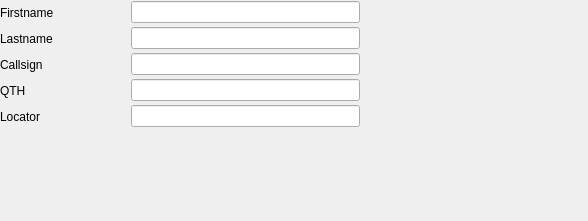
rafael2k/fonias_digital, file qsstv/qsstv/config/operatorconfig.ui: the form before one commit.
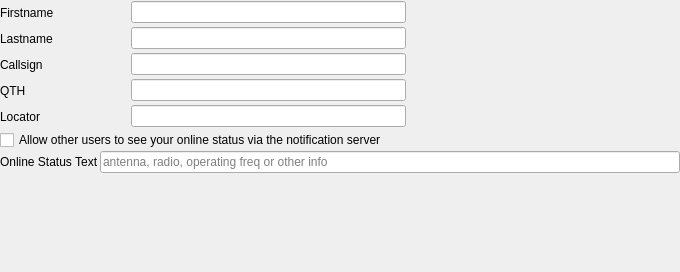
The form after the commit.

```diff
--- a/qsstv/qsstv/config/operatorconfig.ui
+++ b/qsstv/qsstv/config/operatorconfig.ui
@@ -6,8 +6,8 @@
    <rect>
     <x>0</x>
     <y>0</y>
-    <width>588</width>
-    <height>221</height>
+    <width>680</width>
+    <height>272</height>
    </rect>
   </property>
   <property name="windowTitle">
@@ -274,6 +274,34 @@
      </item>
     </layout>
    </item>
+   <item>
+    <widget class="QCheckBox" name="onlineStatusCheckbox">
+     <property name="text">
+      <string>Allow other users to see your online status via the notification server</string>
+     </property>
+    </widget>
+   </item>
+   <item>
+    <layout class="QHBoxLayout" name="horizontalLayout">
+     <item>
+      <widget class="QLabel" name="onlineStatusLabel">
+       <property name="text">
+        <string>Online Status Text</string>
+       </property>
+      </widget>
+     </item>
+     <item>
+      <widget class="QLineEdit" name="onlineStatusText">
+       <property name="maxLength">
+        <number>120</number>
+       </property>
+       <property name="placeholderText">
+        <string>antenna, radio, operating freq or other info</string>
+       </property>
+      </widget>
+     </item>
+    </layout>
+   </item>
    <item>
     <spacer name="spacer">
      <property name="orientation">
```
